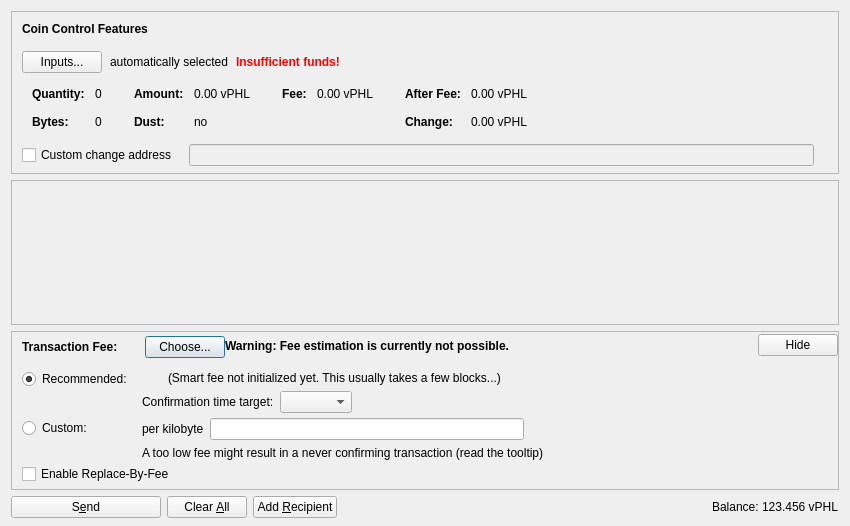
This is src/qt/forms/sendcoinsdialog.ui in VeriBlock/pop-phl as Qt 5 draws it before an edit. The edited form follows.
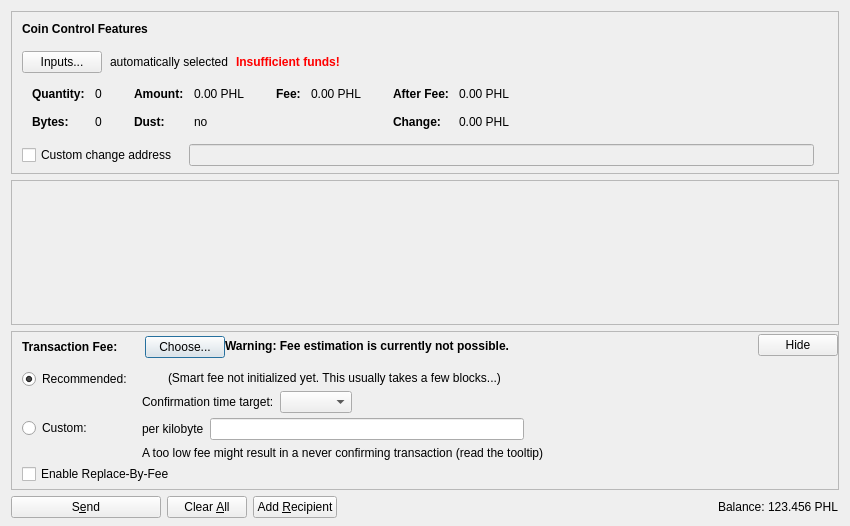
This is the edited form. Icons and pictures are not drawn. Custom widgets are drawn as their Qt base class.

```diff
--- a/src/qt/forms/sendcoinsdialog.ui
+++ b/src/qt/forms/sendcoinsdialog.ui
@@ -324,7 +324,7 @@
                   <enum>Qt::ActionsContextMenu</enum>
                  </property>
                  <property name="text">
-                  <string notr="true">0.00 vPHL</string>
+                  <string notr="true">0.00 PHL</string>
                  </property>
                  <property name="textInteractionFlags">
                   <set>Qt::LinksAccessibleByMouse|Qt::TextSelectableByKeyboard|Qt::TextSelectableByMouse</set>
@@ -404,7 +404,7 @@
                   <enum>Qt::ActionsContextMenu</enum>
                  </property>
                  <property name="text">
-                  <string notr="true">0.00 vPHL</string>
+                  <string notr="true">0.00 PHL</string>
                  </property>
                  <property name="textInteractionFlags">
                   <set>Qt::LinksAccessibleByMouse|Qt::TextSelectableByKeyboard|Qt::TextSelectableByMouse</set>
@@ -455,7 +455,7 @@
                   <enum>Qt::ActionsContextMenu</enum>
                  </property>
                  <property name="text">
-                  <string notr="true">0.00 vPHL</string>
+                  <string notr="true">0.00 PHL</string>
                  </property>
                  <property name="textInteractionFlags">
                   <set>Qt::LinksAccessibleByMouse|Qt::TextSelectableByKeyboard|Qt::TextSelectableByMouse</set>
@@ -484,7 +484,7 @@
                   <enum>Qt::ActionsContextMenu</enum>
                  </property>
                  <property name="text">
-                  <string notr="true">0.00 vPHL</string>
+                  <string notr="true">0.00 PHL</string>
                  </property>
                  <property name="textInteractionFlags">
                   <set>Qt::LinksAccessibleByMouse|Qt::TextSelectableByKeyboard|Qt::TextSelectableByMouse</set>
@@ -1214,7 +1214,7 @@
           <cursorShape>IBeamCursor</cursorShape>
          </property>
          <property name="text">
-          <string notr="true">123.456 vPHL</string>
+          <string notr="true">123.456 PHL</string>
          </property>
          <property name="textInteractionFlags">
           <set>Qt::LinksAccessibleByMouse|Qt::TextSelectableByKeyboard|Qt::TextSelectableByMouse</set>
```
